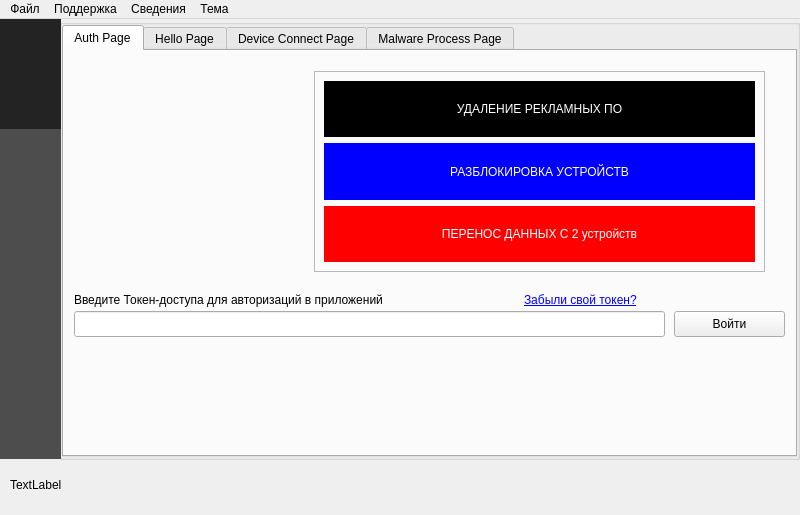
badcast/adskiller, file ui/mainwindow.ui: the form before one commit.
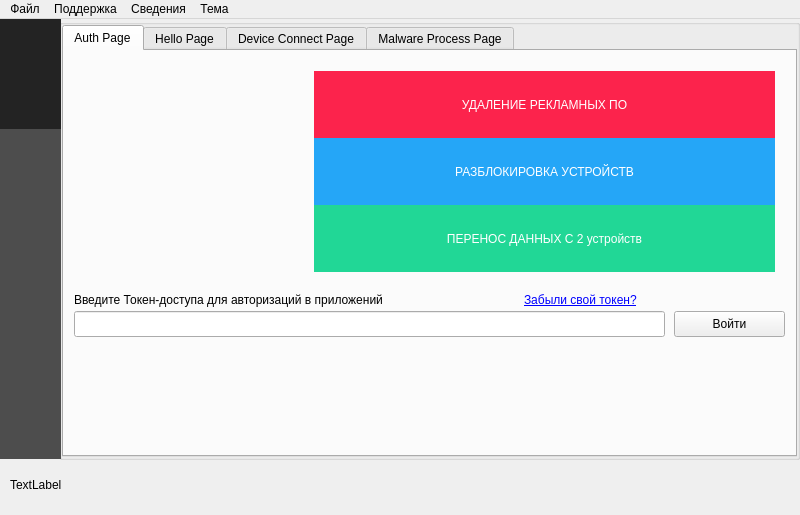
The form after the commit. Icons and pictures are not drawn.

```diff
--- a/ui/mainwindow.ui
+++ b/ui/mainwindow.ui
@@ -180,40 +180,39 @@
           <rect>
            <x>250</x>
            <y>20</y>
-           <width>451</width>
+           <width>461</width>
            <height>201</height>
           </rect>
          </property>
          <property name="frameShape">
-          <enum>QFrame::Shape::StyledPanel</enum>
+          <enum>QFrame::Shape::NoFrame</enum>
          </property>
          <property name="frameShadow">
           <enum>QFrame::Shadow::Raised</enum>
          </property>
+         <property name="lineWidth">
+          <number>0</number>
+         </property>
          <layout class="QGridLayout" name="gridLayout_2">
-          <item row="1" column="0">
-           <widget class="QLabel" name="label_7">
-            <property name="styleSheet">
-             <string notr="true">background-color: blue;
-color: white;
-padding: 0;
-margin: 0;</string>
-            </property>
-            <property name="text">
-             <string>РАЗБЛОКИРОВКА УСТРОЙСТВ</string>
-            </property>
-            <property name="alignment">
-             <set>Qt::AlignmentFlag::AlignCenter</set>
-            </property>
-            <property name="wordWrap">
-             <bool>true</bool>
-            </property>
-           </widget>
-          </item>
+          <property name="leftMargin">
+           <number>0</number>
+          </property>
+          <property name="topMargin">
+           <number>0</number>
+          </property>
+          <property name="rightMargin">
+           <number>0</number>
+          </property>
+          <property name="bottomMargin">
+           <number>0</number>
+          </property>
+          <property name="spacing">
+           <number>0</number>
+          </property>
           <item row="0" column="0">
            <widget class="QLabel" name="label_6">
             <property name="styleSheet">
-             <string notr="true">background-color: black;
+             <string notr="true">background-color: #fc234c;
 color: white;
 padding: 0;
 margin: 0;</string>
@@ -232,7 +231,7 @@
           <item row="2" column="0">
            <widget class="QLabel" name="label_8">
             <property name="styleSheet">
-             <string notr="true">background-color: red;
+             <string notr="true">background-color: #21d796;
 color: white;
 padding: 0;
 margin: 0;</string>
@@ -248,6 +247,25 @@
             </property>
            </widget>
           </item>
+          <item row="1" column="0">
+           <widget class="QLabel" name="label_7">
+            <property name="styleSheet">
+             <string notr="true">background-color: #25a6f7;
+color: white;
+padding: 0;
+margin: 0;</string>
+            </property>
+            <property name="text">
+             <string>РАЗБЛОКИРОВКА УСТРОЙСТВ</string>
+            </property>
+            <property name="alignment">
+             <set>Qt::AlignmentFlag::AlignCenter</set>
+            </property>
+            <property name="wordWrap">
+             <bool>true</bool>
+            </property>
+           </widget>
+          </item>
          </layout>
         </widget>
        </widget>
```
